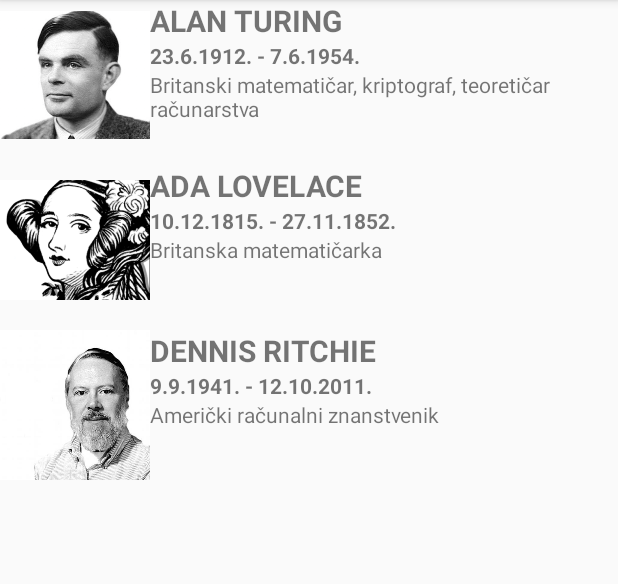
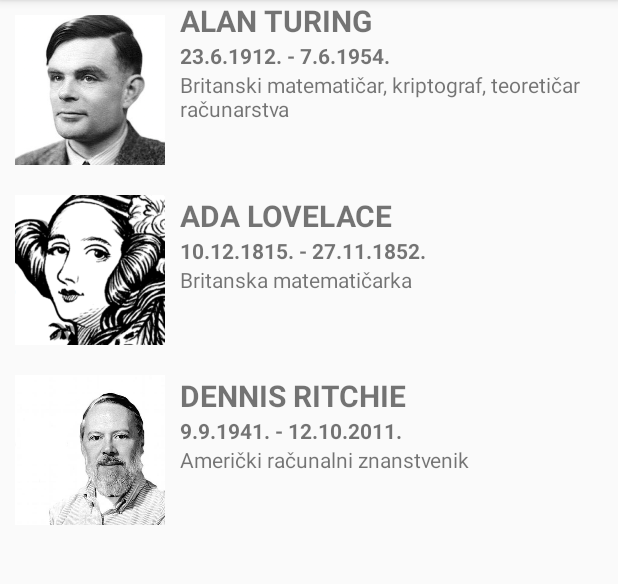
Before and after one commit to IvPris/Inspired, an Android app: the screen it shows after launch (MainActivity), on a phone screen of 412 x 824 dp, the part 84-668 px from its top. Run offline under Robolectric (Android 15) with nearby library versions, the phone set to English and light mode, and no system bars; our stand-ins replace ButterKnife.

Commit message:
Photos fix

```diff
--- a/app/src/main/res/layout/activity_main.xml
+++ b/app/src/main/res/layout/activity_main.xml
@@ -6,7 +6,9 @@
     <ImageView
         android:layout_width="100dp"
         android:layout_height="100dp"
-        android:id="@+id/photo1"/>
+        android:id="@+id/photo1"
+        android:scaleType="centerCrop"
+        android:layout_margin="10dp"/>
     <TextView
         android:id="@+id/name1"
         android:layout_width="match_parent"
@@ -35,7 +37,8 @@
         android:layout_width="100dp"
         android:layout_height="100dp"
         android:layout_below="@id/photo1"
-        android:layout_marginTop="10dp"/>
+        android:layout_margin="10dp"
+        android:scaleType="centerCrop"/>
     <TextView
         android:id="@+id/name2"
         android:layout_width="match_parent"
@@ -65,7 +68,8 @@
         android:layout_width="100dp"
         android:layout_height="100dp"
         android:layout_below="@id/photo2"
-        android:layout_marginTop="10dp"/>
+        android:layout_margin="10dp"
+        android:scaleType="centerCrop"/>
     <TextView
         android:id="@+id/name3"
         android:layout_width="match_parent"
```
